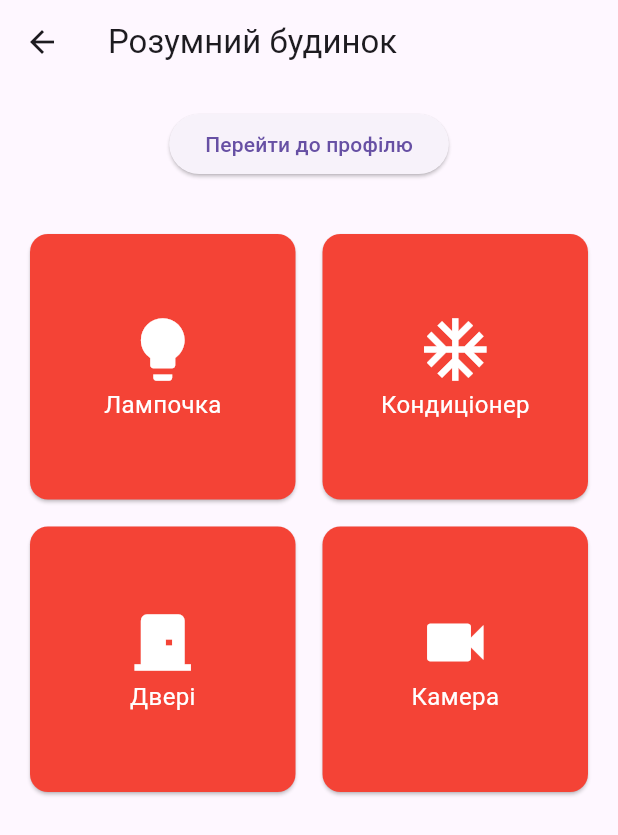
After one commit to stepan-oryshchak/mobile_labs, a Flutter app: the HomeScreen screen opened directly, on a phone screen of 412 x 824 dp. The commit adds this screen. Shown: the top 835 px of the screen. Run offline on Flutter 3.47's test engine with Material 3 defaults, Android fonts, the light colour scheme and no system bars.

Commit message:
Додано лабораторну роботу №2

```diff
--- /dev/null
+++ b/lib/lab2/screens/home_screen.dart
@@ -0,0 +1,63 @@
+import 'package:flutter/material.dart';
+import '../widgets/profile_screen.dart';
+import '../widgets/custom_button.dart';
+import '../widgets/device_card.dart';
+
+class HomeScreen extends StatefulWidget {
+  const HomeScreen({super.key});
+
+  @override
+  State<HomeScreen> createState() => _HomeScreenState();
+}
+
+class _HomeScreenState extends State<HomeScreen> {
+  final Map<String, (IconData, bool)> _devices = {
+    'Лампочка': (Icons.lightbulb, false),
+    'Кондиціонер': (Icons.ac_unit, false),
+    'Двері': (Icons.door_front_door, false),
+    'Камера': (Icons.videocam, false),
+  };
+
+  void _toggleDevice(String name) {
+    setState(() => _devices[name] = (_devices[name]!.$1, !_devices[name]!.$2));
+    ScaffoldMessenger.of(context).showSnackBar(SnackBar(
+      content: Text('$name ${_devices[name]!.$2 ? "увімкнено" : "вимкнено"}'),
+      backgroundColor: _devices[name]!.$2 ? Colors.green : Colors.red,
+      duration: Duration(seconds: 3),
+    ));
+  }
+
+  @override
+  Widget build(BuildContext context) {
+    return Scaffold(
+      appBar: AppBar(title: Text('Розумний будинок')),
+      body: Column(children: [
+        Padding(
+          padding: const EdgeInsets.all(16),
+          child: CustomButton(
+            text: 'Перейти до профілю',
+            onPressed: () => Navigator.push(
+                context, MaterialPageRoute(builder: (_) => ProfileScreen())),
+          ),
+        ),
+        Expanded(
+          child: GridView.builder(
+            padding: const EdgeInsets.all(16),
+            gridDelegate: const SliverGridDelegateWithFixedCrossAxisCount(
+                crossAxisCount: 2, crossAxisSpacing: 10, mainAxisSpacing: 10),
+            itemCount: _devices.length,
+            itemBuilder: (_, i) {
+              String name = _devices.keys.elementAt(i);
+              return DeviceCard(
+                name: name,
+                icon: _devices[name]!.$1,
+                isOn: _devices[name]!.$2,
+                onTap: () => _toggleDevice(name),
+              );
+            },
+          ),
+        ),
+      ]),
+    );
+  }
+}
--- /dev/null
+++ b/lib/lab2/widgets/custom_button.dart
@@ -0,0 +1,12 @@
+import 'package:flutter/material.dart';
+
+class CustomButton extends StatelessWidget {
+  final String text;
+  final VoidCallback onPressed;
+  const CustomButton({super.key, required this.text, required this.onPressed});
+
+  @override
+  Widget build(BuildContext context) {
+    return ElevatedButton(onPressed: onPressed, child: Text(text));
+  }
+}
--- /dev/null
+++ b/lib/lab2/widgets/device_card.dart
@@ -0,0 +1,28 @@
+import 'package:flutter/material.dart';
+
+class DeviceCard extends StatelessWidget {
+  final String name;
+  final IconData icon;
+  final bool isOn;
+  final VoidCallback onTap;
+  const DeviceCard(
+      {super.key,
+      required this.name,
+      required this.icon,
+      required this.isOn,
+      required this.onTap});
+
+  @override
+  Widget build(BuildContext context) {
+    return GestureDetector(
+      onTap: onTap,
+      child: Card(
+        color: isOn ? Colors.green : Colors.red,
+        child: Column(mainAxisAlignment: MainAxisAlignment.center, children: [
+          Icon(icon, size: 50, color: Colors.white),
+          Text(name, style: TextStyle(fontSize: 16, color: Colors.white)),
+        ]),
+      ),
+    );
+  }
+}
```
Also changed, not shown: lib/lab1/main.dart (renamed from lib/main.dart, +23 -1 lines), lib/lab2/main.dart (added, +28 -0 lines), lib/lab2/screens/login_screen.dart (added, +38 -0 lines), lib/lab2/screens/profile_screen.dart (added, +25 -0 lines), lib/lab2/screens/register_screen.dart (added, +40 -0 lines), lib/lab2/widgets/input_field.dart (added, +15 -0 lines), lib/lab2/widgets/profile_screen.dart (added, +31 -0 lines), 1 other file.
